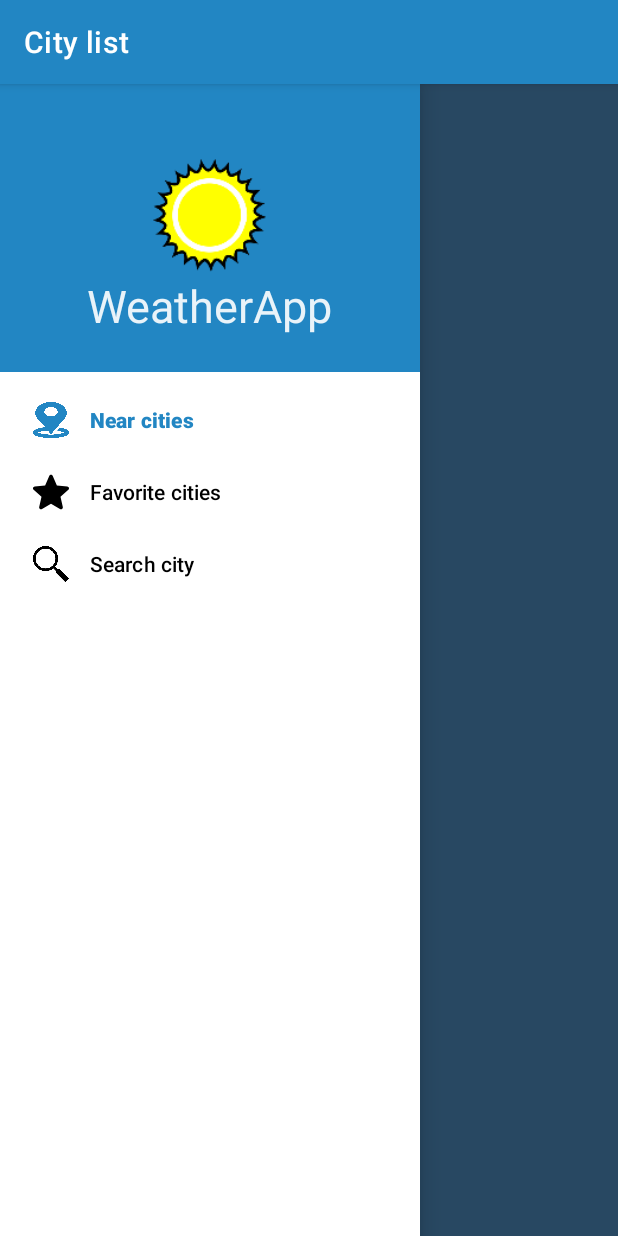
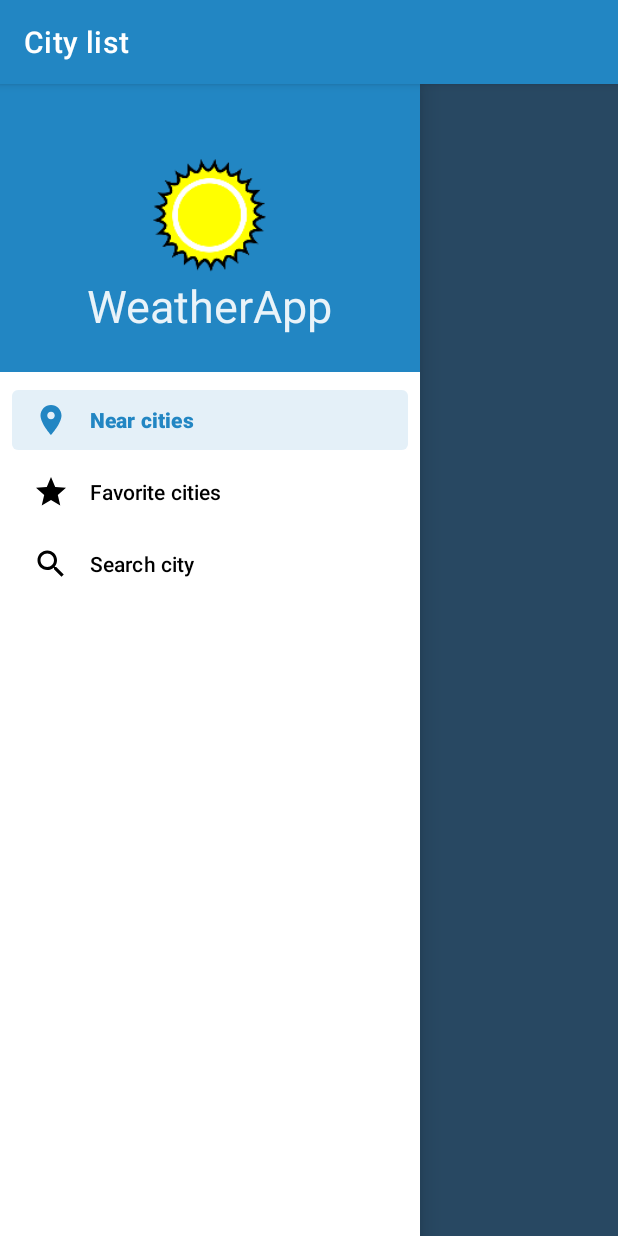
Before and after one commit to salboro/WeatherApp, an Android app: the screen it shows after launch (MainActivity), with the side drawer open, on a phone screen of 412 x 824 dp. Run offline under Robolectric (Android 15) with nearby library versions, the phone set to English and light mode, and no system bars; our stand-ins replace Room's generated code, navigation-ui; Roboto replaces fonts that are not available here; 2 statements that could not run were skipped.

Commit message:
change icons in nav menu

```diff
--- /dev/null
+++ b/app/src/main/res/drawable/ic_favorite_star.xml
@@ -0,0 +1,10 @@
+<vector xmlns:android="http://schemas.android.com/apk/res/android"
+    android:width="24dp"
+    android:height="24dp"
+    android:viewportWidth="24"
+    android:viewportHeight="24"
+    android:tint="?attr/colorControlNormal">
+    <path
+        android:fillColor="@android:color/white"
+        android:pathData="M12,17.27L18.18,21l-1.64,-7.03L22,9.24l-7.19,-0.61L12,2 9.19,8.63 2,9.24l5.46,4.73L5.82,21z" />
+</vector>
--- /dev/null
+++ b/app/src/main/res/drawable/ic_location.xml
@@ -0,0 +1,10 @@
+<vector xmlns:android="http://schemas.android.com/apk/res/android"
+    android:width="24dp"
+    android:height="24dp"
+    android:viewportWidth="24"
+    android:viewportHeight="24"
+    android:tint="?attr/colorControlNormal">
+    <path
+        android:fillColor="@android:color/white"
+        android:pathData="M12,2C8.13,2 5,5.13 5,9c0,5.25 7,13 7,13s7,-7.75 7,-13c0,-3.87 -3.13,-7 -7,-7zM12,11.5c-1.38,0 -2.5,-1.12 -2.5,-2.5s1.12,-2.5 2.5,-2.5 2.5,1.12 2.5,2.5 -1.12,2.5 -2.5,2.5z" />
+</vector>
--- /dev/null
+++ b/app/src/main/res/drawable/ic_menu.xml
@@ -0,0 +1,10 @@
+<vector xmlns:android="http://schemas.android.com/apk/res/android"
+    android:width="24dp"
+    android:height="24dp"
+    android:viewportWidth="24"
+    android:viewportHeight="24"
+    android:tint="?attr/colorControlNormal">
+    <path
+        android:fillColor="@android:color/white"
+        android:pathData="M3,18h18v-2L3,16v2zM3,13h18v-2L3,11v2zM3,6v2h18L21,6L3,6z" />
+</vector>
--- /dev/null
+++ b/app/src/main/res/drawable/ic_search.xml
@@ -0,0 +1,10 @@
+<vector xmlns:android="http://schemas.android.com/apk/res/android"
+    android:width="24dp"
+    android:height="24dp"
+    android:viewportWidth="24"
+    android:viewportHeight="24"
+    android:tint="?attr/colorControlNormal">
+    <path
+        android:fillColor="@android:color/white"
+        android:pathData="M15.5,14h-0.79l-0.28,-0.27C15.41,12.59 16,11.11 16,9.5 16,5.91 13.09,3 9.5,3S3,5.91 3,9.5 5.91,16 9.5,16c1.61,0 3.09,-0.59 4.23,-1.57l0.27,0.28v0.79l5,4.99L20.49,19l-4.99,-5zM9.5,14C7.01,14 5,11.99 5,9.5S7.01,5 9.5,5 14,7.01 14,9.5 11.99,14 9.5,14z" />
+</vector>
--- a/app/src/main/res/layout/activity_main.xml
+++ b/app/src/main/res/layout/activity_main.xml
@@ -1,11 +1,12 @@
 <?xml version="1.0" encoding="utf-8"?>
-<androidx.constraintlayout.widget.ConstraintLayout xmlns:android="http://schemas.android.com/apk/res/android"
+<RelativeLayout xmlns:android="http://schemas.android.com/apk/res/android"
     xmlns:app="http://schemas.android.com/apk/res-auto"
     xmlns:tools="http://schemas.android.com/tools"
     android:layout_width="match_parent"
     android:layout_height="match_parent"
     android:background="@color/primary_color"
     tools:context=".presentation.MainActivity">
+
 
     <androidx.drawerlayout.widget.DrawerLayout
         android:id="@+id/drawerLayout"
@@ -25,8 +26,9 @@
             android:layout_width="wrap_content"
             android:layout_height="match_parent"
             android:layout_gravity="start"
+            android:fitsSystemWindows="true"
             app:headerLayout="@layout/nav_header"
             app:menu="@menu/nav_menu" />
     </androidx.drawerlayout.widget.DrawerLayout>
 
-</androidx.constraintlayout.widget.ConstraintLayout>
+</RelativeLayout>
--- a/app/src/main/res/layout/fragment_list_near.xml
+++ b/app/src/main/res/layout/fragment_list_near.xml
@@ -8,7 +8,8 @@
     android:background="@color/primary_color"
     android:orientation="vertical">
 
-    <androidx.swiperefreshlayout.widget.SwipeRefreshLayout
+
+<androidx.swiperefreshlayout.widget.SwipeRefreshLayout
         android:id="@+id/swipeRefresh"
         android:layout_width="match_parent"
         android:layout_height="match_parent"
--- a/app/src/main/res/menu/nav_menu.xml
+++ b/app/src/main/res/menu/nav_menu.xml
@@ -1,17 +1,18 @@
 <?xml version="1.0" encoding="utf-8"?>
-<menu xmlns:android="http://schemas.android.com/apk/res/android">
-
+<menu xmlns:android="http://schemas.android.com/apk/res/android"
+    android:id="@+id/navMenu">
+    <group android:checkableBehavior="single">
         <item
             android:id="@+id/NearCityListFragment"
             android:title="@string/near_cities_label"
-        android:icon="@drawable/location_icon" />
+            android:icon="@drawable/ic_location" />
         <item
             android:id="@+id/favoriteCityListFragment"
-        android:icon="@drawable/ic_star_fill"
+            android:icon="@drawable/ic_favorite_star"
             android:title="@string/favorite_cities_label" />
         <item
             android:id="@+id/searchCityFragment"
-        android:icon="@drawable/find_icon"
+            android:icon="@drawable/ic_search"
             android:title="@string/search_city_label" />
-
+    </group>
 </menu>
--- /dev/null
+++ b/app/src/main/res/values/style.xml
@@ -0,0 +1,9 @@
+<?xml version="1.0" encoding="utf-8"?>
+<resources>
+
+    <style name="AppTheme" parent="Theme.AppCompat.Light.NoActionBar">
+        <item name="colorPrimary">#673AB7</item>
+        <item name="colorPrimaryDark">#512DA8</item>
+        <item name="colorAccent">#FF4081</item>
+    </style>
+</resources>
```
Lines whose indentation alone changed are shown as unchanged.
